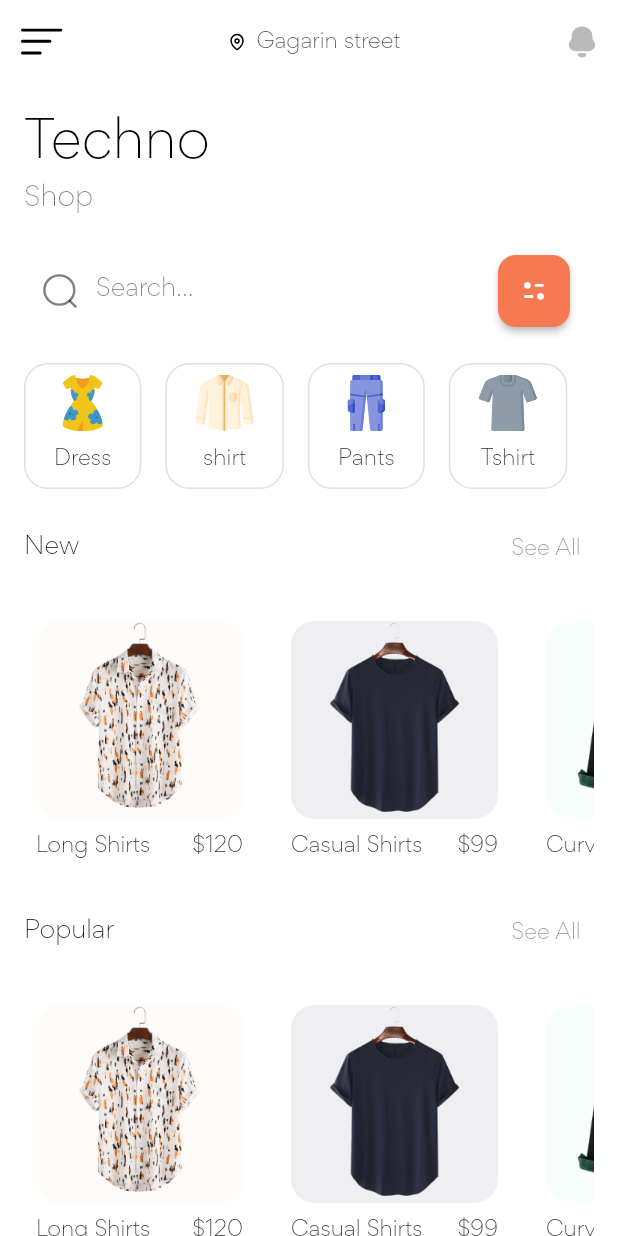
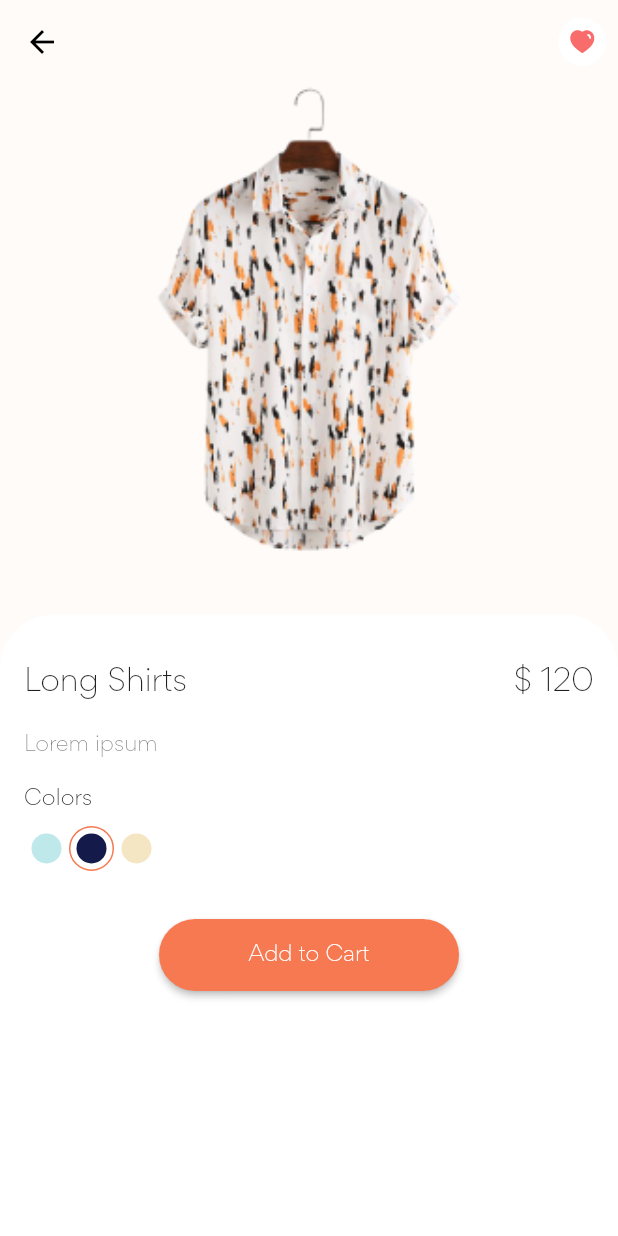
Before and after one commit to al-saqr/shopping_app, a Flutter app: the screen it shows after launch, after a tap on "Long Shirts", on a phone screen of 412 x 824 dp. Run offline on Flutter 3.47's test engine with Material 2 defaults, Android fonts, the phone set to English and light mode, and no system bars; our stand-ins replace flutter_svg.

Commit message:
let's go to next step

```diff
--- /dev/null
+++ b/lib/contants.dart
@@ -0,0 +1,11 @@
+import 'package:flutter/material.dart';
+
+abstract class CustomColors {
+  static const primaryColor = Color(0xFFF67952);
+  static const backgroundColor = Color(0xFFFBFBFD);
+}
+
+abstract class CustomSizes {
+  static const double defaultPadding = 16.0;
+  static const double defaultBorderRadius = 12.0;
+}
--- a/lib/main.dart
+++ b/lib/main.dart
@@ -12,7 +12,7 @@ class App extends StatelessWidget {
   Widget build(BuildContext context) {
     return MaterialApp(
       debugShowCheckedModeBanner: false,
-      title: 'Zender',
+      title: 'Online Shop',
       theme: ThemeData(
         scaffoldBackgroundColor: Colors.white,
         primarySwatch: Colors.blue,
--- a/lib/models/product.dart
+++ b/lib/models/product.dart
@@ -3,13 +3,13 @@ import 'package:flutter/material.dart';
 class Product {
   final String image, title;
   final int price;
-  final Color bgcolor;
+  final Color backgroundcolor;
 
   Product(
       {required this.image,
       required this.title,
       required this.price,
-      this.bgcolor = const Color(0xFFEFEFF2)});
+      this.backgroundcolor = const Color(0xFFEFEFF2)});
 }
 
 List<Product> demo_product = [
@@ -17,7 +17,7 @@ List<Product> demo_product = [
     image: "assets/images/product_0.png",
     title: "Long Shirts",
     price: 120,
-    bgcolor: const Color(0xFFFEFBF9),
+    backgroundcolor: const Color(0xFFFEFBF9),
   ),
   Product(
     image: "assets/images/product_1.png",
@@ -28,12 +28,12 @@ List<Product> demo_product = [
     image: "assets/images/product_2.png",
     title: "Curved Shirts",
     price: 199,
-    bgcolor: const Color(0xFFF8FEFB),
+    backgroundcolor: const Color(0xFFF8FEFB),
   ),
   Product(
     image: "assets/images/product_0.png",
     title: "Casual Nolin",
     price: 149,
-    bgcolor: const Color(0xFFEEEEED),
+    backgroundcolor: const Color(0xFFEEEEED),
   ),
 ];
--- a/lib/screens/details/components/color_dot.dart
+++ b/lib/screens/details/components/color_dot.dart
@@ -1,4 +1,6 @@
 import 'package:flutter/material.dart';
+
+import '../../../contants.dart';
 
 class ColorDot extends StatelessWidget {
   const ColorDot({
@@ -12,11 +14,11 @@ class ColorDot extends StatelessWidget {
 
   @override
   Widget build(BuildContext context) {
-    const primaryColor = Color(0xFFF67952);
     return Container(
       padding: const EdgeInsets.all(4.0),
       decoration: BoxDecoration(
-        border: Border.all(color: isActive ? primaryColor : Colors.transparent),
+        border: Border.all(
+            color: isActive ? CustomColors.primaryColor : Colors.transparent),
         shape: BoxShape.circle,
       ),
       child: CircleAvatar(
--- /dev/null
+++ b/lib/screens/details/components/details_screen.dart
@@ -0,0 +1,125 @@
+// ignore_for_file: public_member_api_docs, sort_constructors_first
+import 'package:flutter/material.dart';
+import 'package:flutter_svg/svg.dart';
+
+import '../../../contants.dart';
+import '../../../models/product.dart';
+import 'color_dot.dart';
+
+class DetailsScreen extends StatelessWidget {
+  const DetailsScreen({
+    Key? key,
+    required this.product,
+  }) : super(key: key);
+
+  final Product product;
+
+  @override
+  Widget build(BuildContext context) {
+    return Scaffold(
+      backgroundColor: product.backgroundcolor,
+      appBar: AppBar(
+        leading: const BackButton(color: Colors.black),
+        actions: [
+          IconButton(
+            onPressed: () {},
+            icon: CircleAvatar(
+              backgroundColor: Colors.white,
+              child: SvgPicture.asset(
+                "assets/icons/Heart.svg",
+                height: 20,
+              ),
+            ),
+          )
+        ],
+      ),
+      body: Column(
+        children: [
+          Image.asset(
+            product.image,
+            height: MediaQuery.of(context).size.height * 0.4,
+            fit: BoxFit.cover,
+          ),
+          const SizedBox(height: CustomSizes.defaultPadding * 1.5),
+          Expanded(
+            child: Container(
+              padding: const EdgeInsets.fromLTRB(
+                  CustomSizes.defaultPadding,
+                  CustomSizes.defaultPadding * 2,
+                  CustomSizes.defaultPadding,
+                  CustomSizes.defaultPadding),
+              decoration: const BoxDecoration(
+                color: Colors.white,
+                borderRadius: BorderRadius.only(
+                  topLeft: Radius.circular(CustomSizes.defaultBorderRadius * 3),
+                  topRight:
+                      Radius.circular(CustomSizes.defaultBorderRadius * 3),
+                ),
+              ),
+              child: Column(
+                crossAxisAlignment: CrossAxisAlignment.start,
+                children: [
+                  Row(
+                    children: [
+                      Expanded(
+                        child: Text(
+                          product.title,
+                          style: Theme.of(context).textTheme.headline6,
+                        ),
+                      ),
+                      const SizedBox(width: CustomSizes.defaultPadding),
+                      Text(
+                        "\$ ${product.price.toString()}",
+                        style: Theme.of(context).textTheme.headline6,
+                      ),
+                    ],
+                  ),
+                  const Padding(
+                    padding: EdgeInsets.symmetric(
+                        vertical: CustomSizes.defaultPadding),
+                    child: Text("Lorem ipsum"),
+                  ),
+                  Text(
+                    "Colors",
+                    style: Theme.of(context).textTheme.subtitle2,
+                  ),
+                  const SizedBox(height: CustomSizes.defaultPadding / 2),
+                  Row(
+                    children: const [
+                      ColorDot(
+                        color: Color(0xFFBEE8EA),
+                        isActive: false,
+                      ),
+                      ColorDot(
+                        color: Color(0xFF141B4A),
+                        isActive: true,
+                      ),
+                      ColorDot(
+                        color: Color(0xFFF4E5C3),
+                        isActive: false,
+                      ),
+                    ],
+                  ),
+                  const SizedBox(height: CustomSizes.defaultPadding * 2),
+                  Center(
+                    child: SizedBox(
+                      width: 200,
+                      height: 48,
+                      child: ElevatedButton(
+                        onPressed: () {},
+                        style: ElevatedButton.styleFrom(
+                            primary: CustomColors.primaryColor,
+                            shape: const StadiumBorder()),
+                        child: const Text("Add to Cart"),
+                      ),
+                    ),
+                  )
+                ],
+              ),
+            ),
+          )
+        ],
+      ),
+    );
+  }
+}
--- a/lib/screens/home/components/new_products.dart
+++ b/lib/screens/home/components/new_products.dart
@@ -1,6 +1,7 @@
 import 'package:flutter/material.dart';
 import 'package:shopping_app/models/product.dart';
 
+import '../../details/components/details_screen.dart';
 import 'product_card.dart';
 import 'section_title.dart';
 
@@ -31,14 +32,13 @@ class NewProducts extends StatelessWidget {
                         title: demo_product[index].title,
                         image: demo_product[index].image,
                         price: demo_product[index].price,
-                  backgroundColor: demo_product[index].bgcolor,
+                        backgroundColor: demo_product[index].backgroundcolor,
                         press: () {
                           Navigator.push(
                               context,
                               MaterialPageRoute(
-                        builder: (context) =>
-                        DetailsScreen(product: demo_product[indext]))
-                    )
+                                  builder: (context) => DetailsScreen(
+                                      product: demo_product[index])));
                         },
                       ),
                     )),
--- a/lib/screens/home/components/popular_products.dart
+++ b/lib/screens/home/components/popular_products.dart
@@ -30,7 +30,7 @@ class PopularProducts extends StatelessWidget {
                   title: demo_product[index].title,
                   image: demo_product[index].image,
                   price: demo_product[index].price,
-                  backgroundColor: demo_product[index].bgcolor,
+                  backgroundColor: demo_product[index].backgroundcolor,
                   press: () {},
                 ),
               ),
--- a/lib/screens/home/home_screen.dart
+++ b/lib/screens/home/home_screen.dart
@@ -1,6 +1,7 @@
 import 'package:flutter/material.dart';
 import 'package:flutter_svg/svg.dart';
 
+import '../../contants.dart';
 import 'components/categories.dart';
 import 'components/new_products.dart';
 import 'components/popular_products.dart';
@@ -37,12 +38,12 @@ class HomeScreen extends StatelessWidget {
       body: SingleChildScrollView(
         physics: const BouncingScrollPhysics(
             parent: AlwaysScrollableScrollPhysics()),
-        padding: const EdgeInsets.all(16.0),
+        padding: const EdgeInsets.all(CustomSizes.defaultPadding),
         child: Column(
           crossAxisAlignment: CrossAxisAlignment.start,
           children: [
             Text(
-              "Techno",
+              "Kimchi",
               style: Theme.of(context)
                   .textTheme
                   .headline4!
```
Lines whose indentation alone changed are shown as unchanged.
